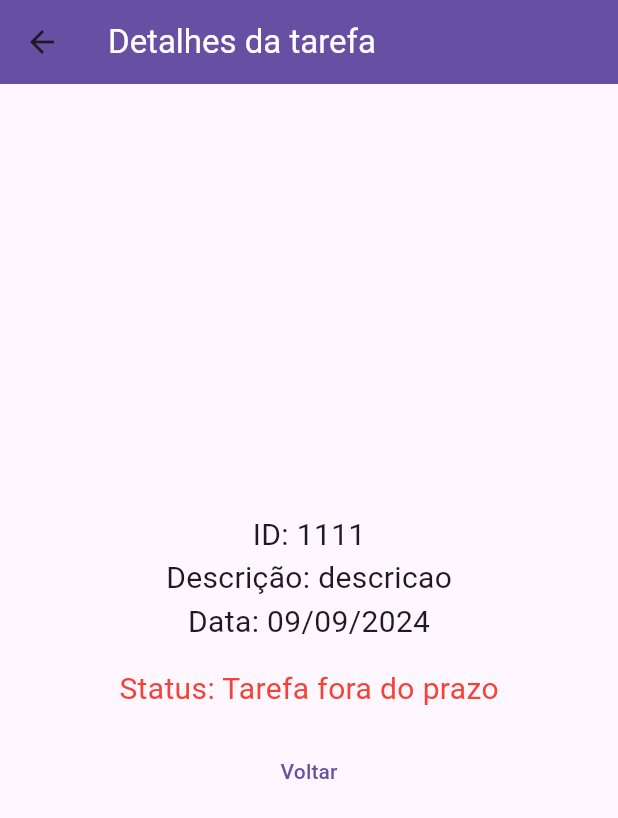
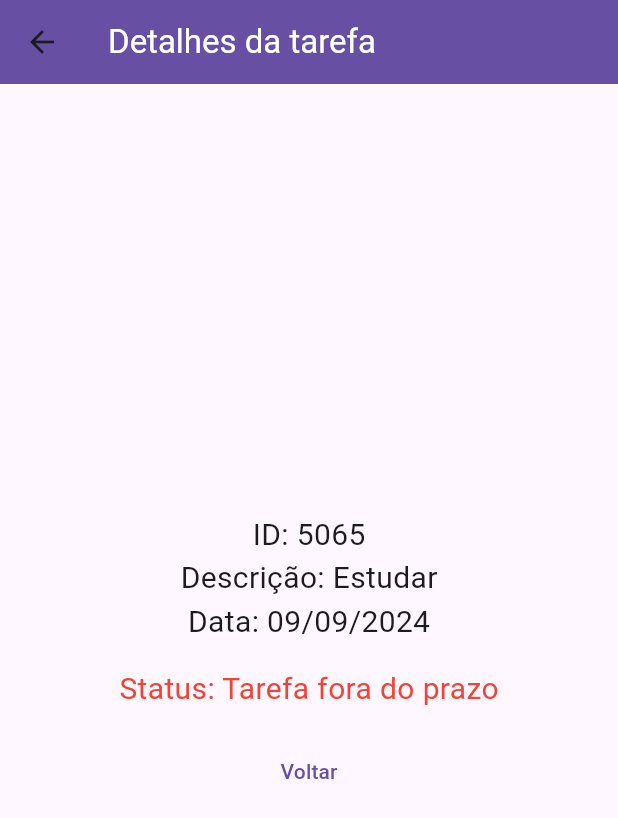
Before and after one commit to mariamandafm/DIM0524-DDM-20242-fork, a Flutter app: the screen it shows after launch, after a tap on an icon or button, on a phone screen of 412 x 824 dp. Shown: the top 818 px of the screen. Run offline on Flutter 3.47's test engine with Material 3 defaults, Android fonts, the phone set to English and light mode, and no system bars; our stand-ins replace go_router.

Commit message:
passando dados entre rotas

```diff
--- a/f04_todo_list/lib/routes/MyRoutes.dart
+++ b/f04_todo_list/lib/routes/MyRoutes.dart
@@ -4,7 +4,8 @@ import 'package:f04_todo_list/screens/TaskDetail.dart';
 import 'package:flutter/material.dart';
 import 'package:go_router/go_router.dart';
 
-final GoRouter myRouter = GoRouter(routes: <RouteBase>[
+final GoRouter myRouter = GoRouter(
+  routes: <RouteBase>[
   GoRoute(
     path: '/',
     builder: (BuildContext context, GoRouterState state) {
@@ -14,7 +15,8 @@ final GoRouter myRouter = GoRouter(routes: <RouteBase>[
       GoRoute(
         path: 'details',
         builder: (BuildContext context, GoRouterState state) {
-          return TaskDetail();
+          final tarefa = state.extra as Tarefa;
+          return TaskDetail( tarefa: tarefa,);
         },
       ),
     ],
--- a/f04_todo_list/lib/screens/TaskDetail.dart
+++ b/f04_todo_list/lib/screens/TaskDetail.dart
@@ -3,11 +3,12 @@ import 'package:flutter/material.dart';
 import 'package:intl/intl.dart';
 
 class TaskDetail extends StatelessWidget {
-  TaskDetail({
+  const TaskDetail({
     super.key,
-    });
+    required Tarefa tarefa,
+    }) : _tarefa = tarefa;
 
-  final Tarefa _tarefa = Tarefa(id: "1111", descricao: "descricao", dataTarefa: DateTime.now());
+  final Tarefa _tarefa;
 
   @override
   Widget build(BuildContext context) {
--- a/f04_todo_list/lib/widgets/TodoList.dart
+++ b/f04_todo_list/lib/widgets/TodoList.dart
@@ -21,7 +21,7 @@ class TodoList extends StatelessWidget {
           builder: (context) => TaskDetail(tarefa: tarefa,),
         ),
       ); */
-      context.go('/details');
+      context.go('/details', extra: tarefa);
     }
 
     return Container(
```
